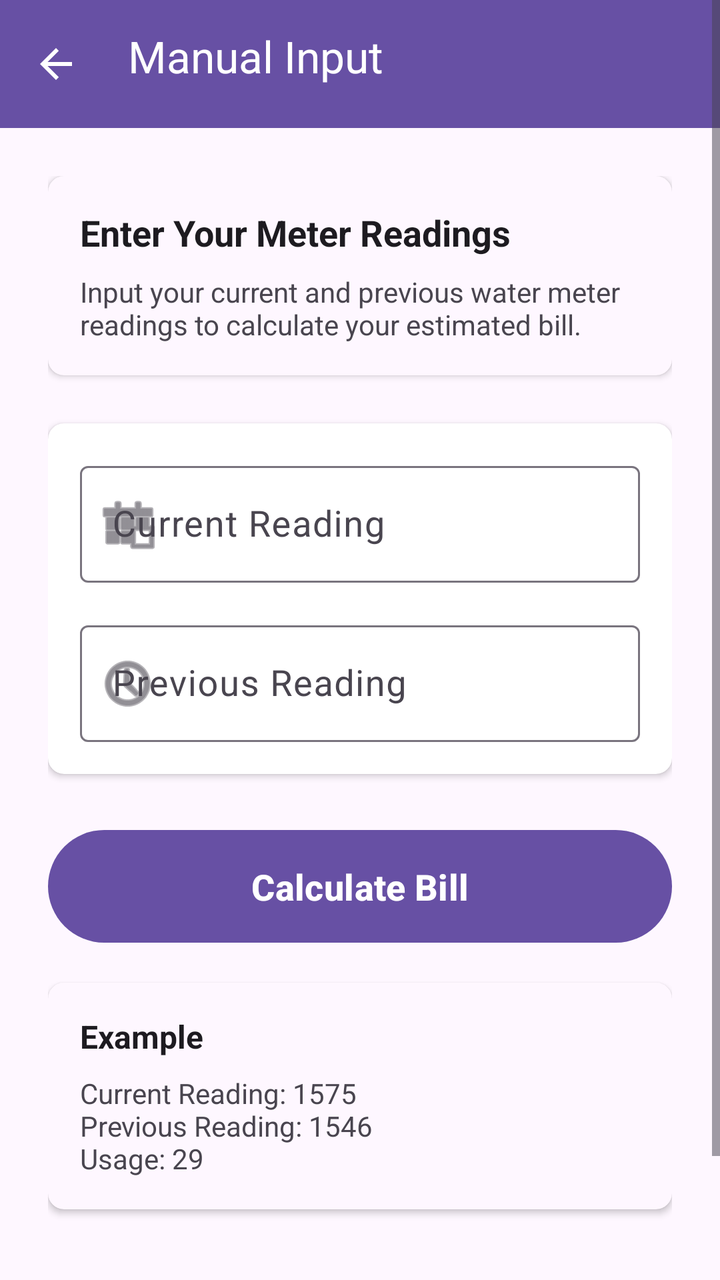
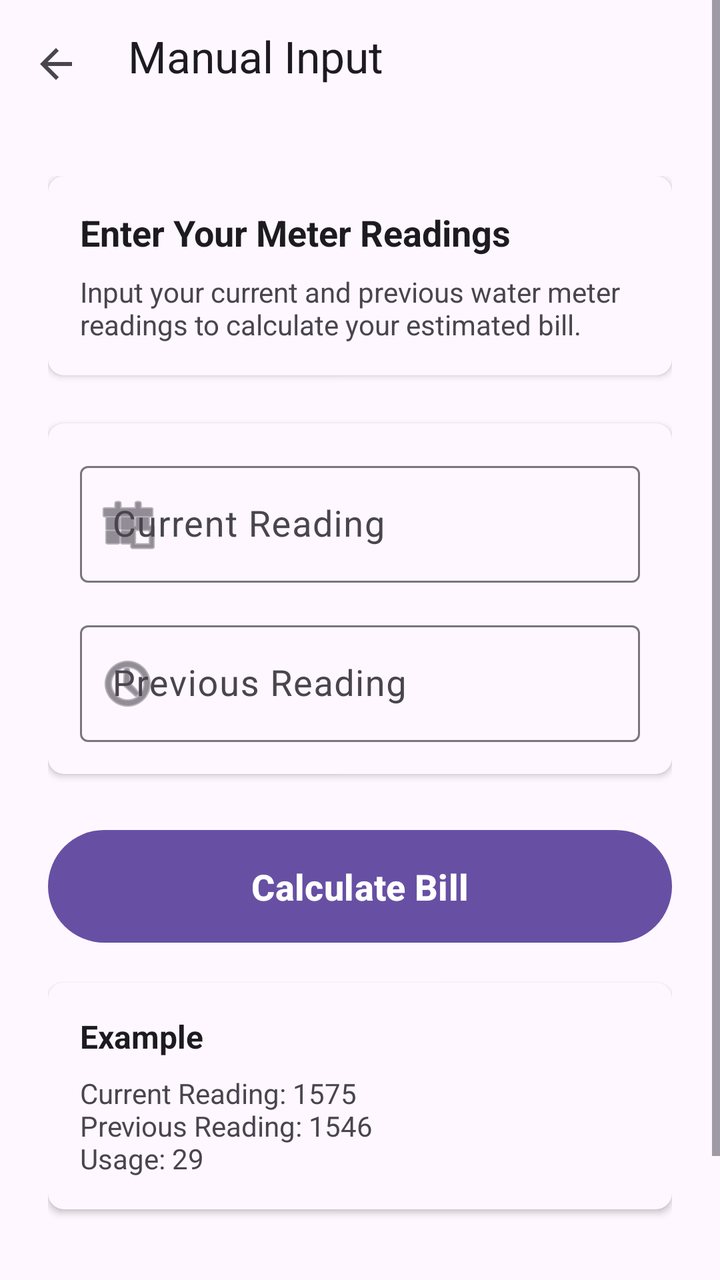

An Android layout rendered at two revisions. The XML below is the earlier revision; the diff shows what the commit changed to produce the second picture.
<!-- AndroidManifest.xml: activity theme Theme.MeterSnap -->
<!-- res/layout/activity_manual_input.xml -->
<?xml version="1.0" encoding="utf-8"?>
<ScrollView xmlns:android="http://schemas.android.com/apk/res/android"
    xmlns:app="http://schemas.android.com/apk/res-auto"
    android:layout_width="match_parent"
    android:layout_height="match_parent"
    android:fillViewport="true"
    android:background="?android:attr/colorBackground">

    <LinearLayout
        android:layout_width="match_parent"
        android:layout_height="wrap_content"
        android:orientation="vertical">

        
        <androidx.appcompat.widget.Toolbar
            android:id="@+id/toolbar"
            android:layout_width="match_parent"
            android:layout_height="wrap_content"
            android:minHeight="?attr/actionBarSize"
            android:background="?attr/colorPrimary"
            android:elevation="4dp"
            android:fitsSystemWindows="true"
            android:paddingBottom="8dp"
            android:theme="@style/ThemeOverlay.AppCompat.Dark.ActionBar"
            app:contentInsetStartWithNavigation="0dp"
            app:navigationIcon="?attr/homeAsUpIndicator"
            app:title="Manual Input"
            app:titleTextColor="@android:color/white"
            app:titleMarginStart="8dp" />

        
        <LinearLayout
            android:layout_width="match_parent"
            android:layout_height="wrap_content"
            android:orientation="vertical"
            android:padding="24dp">

            
            <androidx.cardview.widget.CardView
                android:layout_width="match_parent"
                android:layout_height="wrap_content"
                android:layout_marginBottom="24dp"
                app:cardCornerRadius="8dp"
                app:cardElevation="2dp"
                app:cardBackgroundColor="?android:attr/colorBackground">

                <LinearLayout
                    android:layout_width="match_parent"
                    android:layout_height="wrap_content"
                    android:orientation="vertical"
                    android:padding="16dp">

                    <TextView
                        android:layout_width="match_parent"
                        android:layout_height="wrap_content"
                        android:text="Enter Your Meter Readings"
                        android:textColor="?android:attr/textColorPrimary"
                        android:textSize="18sp"
                        android:textStyle="bold"
                        android:layout_marginBottom="8dp" />

                    <TextView
                        android:layout_width="match_parent"
                        android:layout_height="wrap_content"
                        android:text="Input your current and previous water meter readings to calculate your estimated bill."
                        android:textColor="?android:attr/textColorSecondary"
                        android:textSize="14sp" />
                </LinearLayout>
            </androidx.cardview.widget.CardView>

            
            <androidx.cardview.widget.CardView
                android:layout_width="match_parent"
                android:layout_height="wrap_content"
                android:layout_marginBottom="24dp"
                app:cardCornerRadius="8dp"
                app:cardElevation="2dp">

                <LinearLayout
                    android:layout_width="match_parent"
                    android:layout_height="wrap_content"
                    android:orientation="vertical"
                    android:padding="16dp">

                    
                    <com.google.android.material.textfield.TextInputLayout
                        android:layout_width="match_parent"
                        android:layout_height="wrap_content"
                        android:layout_marginBottom="16dp"
                        app:boxBackgroundMode="outline"
                        app:startIconDrawable="@android:drawable/ic_menu_today">

                        <com.google.android.material.textfield.TextInputEditText
                            android:id="@+id/edit_current_reading"
                            android:layout_width="match_parent"
                            android:layout_height="wrap_content"
                            android:hint="Current Reading"
                            android:inputType="number"
                            android:textSize="18sp" />
                    </com.google.android.material.textfield.TextInputLayout>

                    
                    <com.google.android.material.textfield.TextInputLayout
                        android:layout_width="match_parent"
                        android:layout_height="wrap_content"
                        app:boxBackgroundMode="outline"
                        app:startIconDrawable="@android:drawable/ic_menu_recent_history">

                        <com.google.android.material.textfield.TextInputEditText
                            android:id="@+id/edit_previous_reading"
                            android:layout_width="match_parent"
                            android:layout_height="wrap_content"
                            android:hint="Previous Reading"
                            android:inputType="number"
                            android:textSize="18sp" />
                    </com.google.android.material.textfield.TextInputLayout>
                </LinearLayout>
            </androidx.cardview.widget.CardView>

            
            <Button
                android:id="@+id/btn_calculate"
                android:layout_width="match_parent"
                android:layout_height="wrap_content"
                android:padding="16dp"
                android:text="Calculate Bill"
                android:textSize="18sp"
                android:textStyle="bold" />

            
            <androidx.cardview.widget.CardView
                android:layout_width="match_parent"
                android:layout_height="wrap_content"
                android:layout_marginTop="16dp"
                android:layout_marginBottom="80dp"
                app:cardCornerRadius="8dp"
                app:cardElevation="2dp"
                app:cardBackgroundColor="?android:attr/colorBackground">

                <LinearLayout
                    android:layout_width="match_parent"
                    android:layout_height="wrap_content"
                    android:orientation="vertical"
                    android:padding="16dp">

                    <TextView
                        android:layout_width="match_parent"
                        android:layout_height="wrap_content"
                        android:text="Example"
                        android:textColor="?android:attr/textColorPrimary"
                        android:textSize="16sp"
                        android:textStyle="bold"
                        android:layout_marginBottom="8dp" />

                    <TextView
                        android:layout_width="match_parent"
                        android:layout_height="wrap_content"
                        android:text="Current Reading: 1575\nPrevious Reading: 1546\nUsage: 29"
                        android:textColor="?android:attr/textColorSecondary"
                        android:textSize="14sp" />
                </LinearLayout>
            </androidx.cardview.widget.CardView>
        </LinearLayout>
    </LinearLayout>
</ScrollView>
<!-- resources referenced by this layout -->
<resources>
  <style name="Theme.MeterSnap" parent="Base.Theme.MeterSnap" />
  <style name="Base.Theme.MeterSnap" parent="Theme.Material3.DayNight.NoActionBar">
          
          
      </style>
</resources>

<!-- the commit's change to res/layout/activity_manual_input.xml (unified diff, before → after) -->
@@ -17,15 +17,14 @@
             android:layout_width="match_parent"
             android:layout_height="wrap_content"
             android:minHeight="?attr/actionBarSize"
-            android:background="?attr/colorPrimary"
+            android:background="?android:attr/colorBackground"
             android:elevation="4dp"
             android:fitsSystemWindows="true"
             android:paddingBottom="8dp"
-            android:theme="@style/ThemeOverlay.AppCompat.Dark.ActionBar"
             app:contentInsetStartWithNavigation="0dp"
             app:navigationIcon="?attr/homeAsUpIndicator"
             app:title="Manual Input"
-            app:titleTextColor="@android:color/white"
+            app:titleTextColor="?android:attr/textColorPrimary"
             app:titleMarginStart="8dp" />
 
         
@@ -74,7 +73,8 @@
                 android:layout_height="wrap_content"
                 android:layout_marginBottom="24dp"
                 app:cardCornerRadius="8dp"
-                app:cardElevation="2dp">
+                app:cardElevation="2dp"
+                app:cardBackgroundColor="?android:attr/colorBackground">
 
                 <LinearLayout
                     android:layout_width="match_parent"
